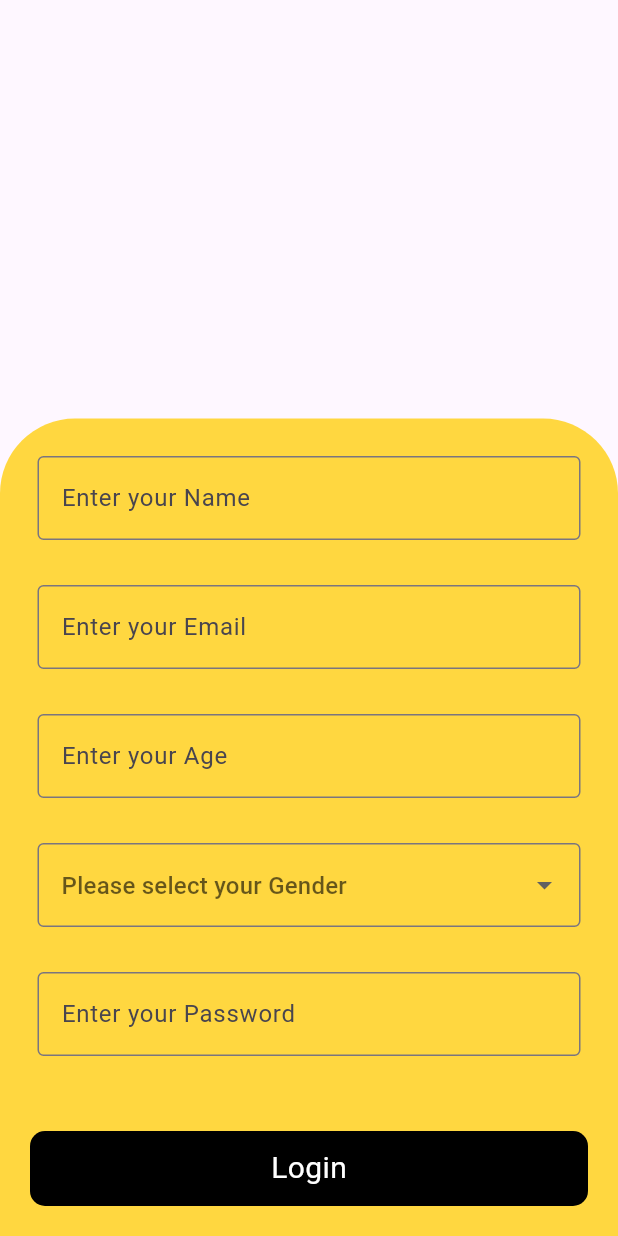
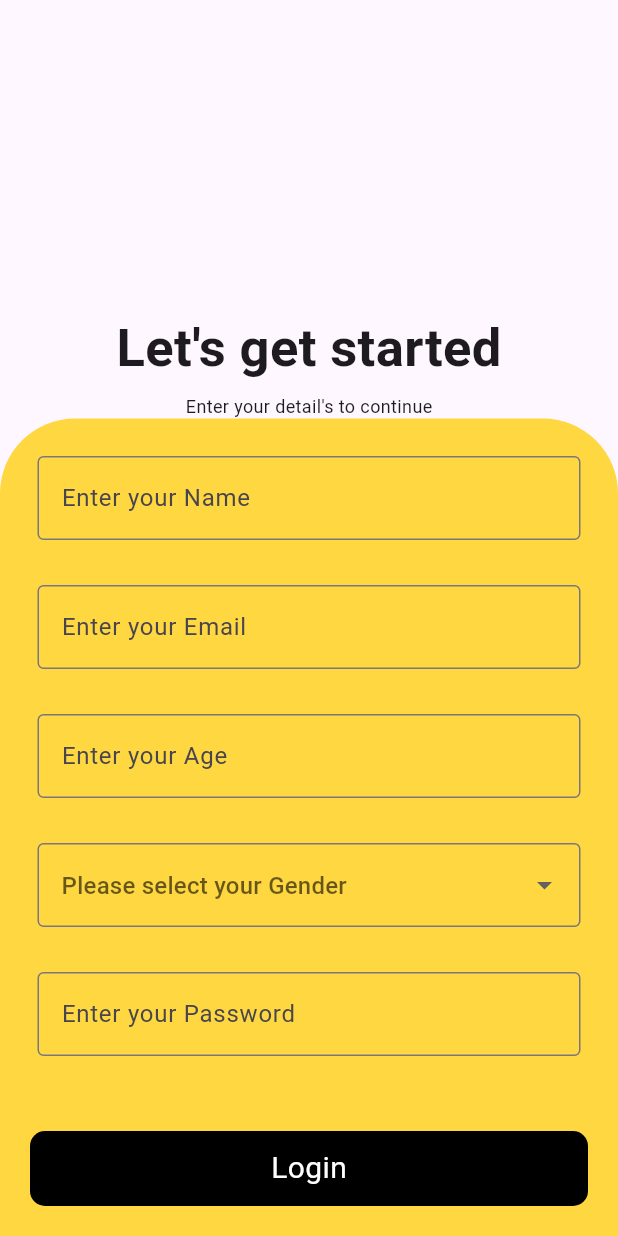
Before and after one commit to ZainR10/Flutter-Rooms, a Flutter app: the screen it shows after launch, on a phone screen of 412 x 824 dp. Run offline on Flutter 3.47's test engine with Material 3 defaults, Android fonts, the phone set to English and light mode, and no system bars; our stand-ins replace shared_preferences.

Commit message:
added heading for login

```diff
--- a/lib/login.dart
+++ b/lib/login.dart
@@ -27,6 +27,15 @@ class _LoginState extends State<Login> {
         mainAxisAlignment: MainAxisAlignment.end,
         crossAxisAlignment: CrossAxisAlignment.center,
         children: [
+          const Text(
+            "Let's get started",
+            style: TextStyle(fontSize: 35, fontWeight: FontWeight.bold),
+          ),
+          const SizedBox(height: 5),
+          const Text(
+            "Enter your detail's to continue",
+            style: TextStyle(fontSize: 12),
+          ),
           Container(
             decoration: const BoxDecoration(
                 borderRadius: BorderRadius.only(
```
